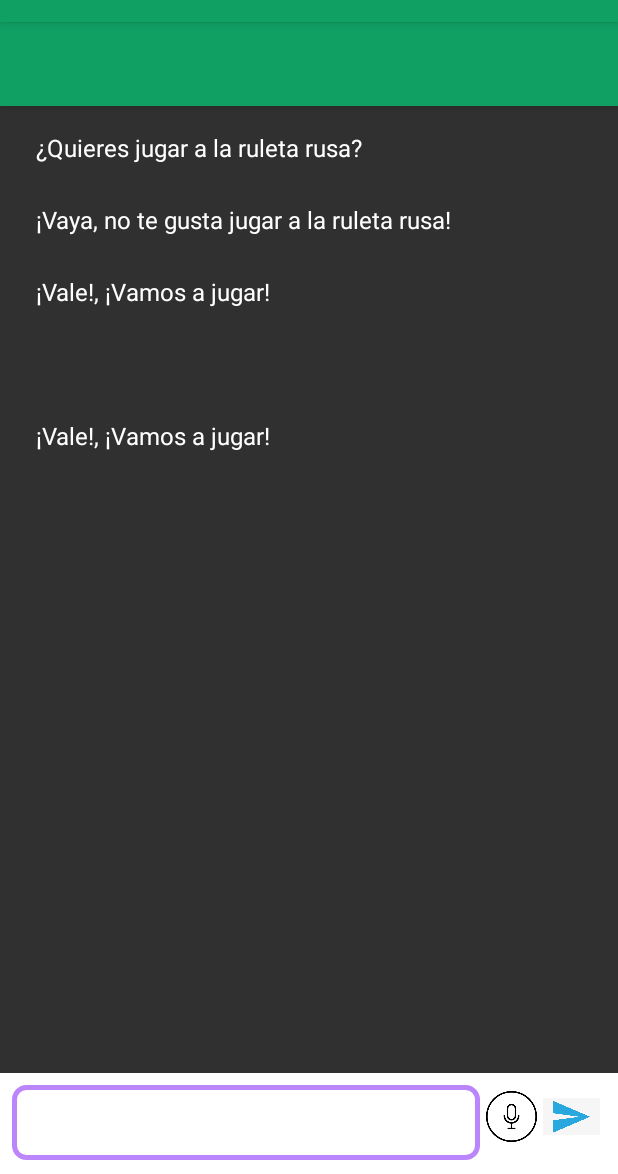
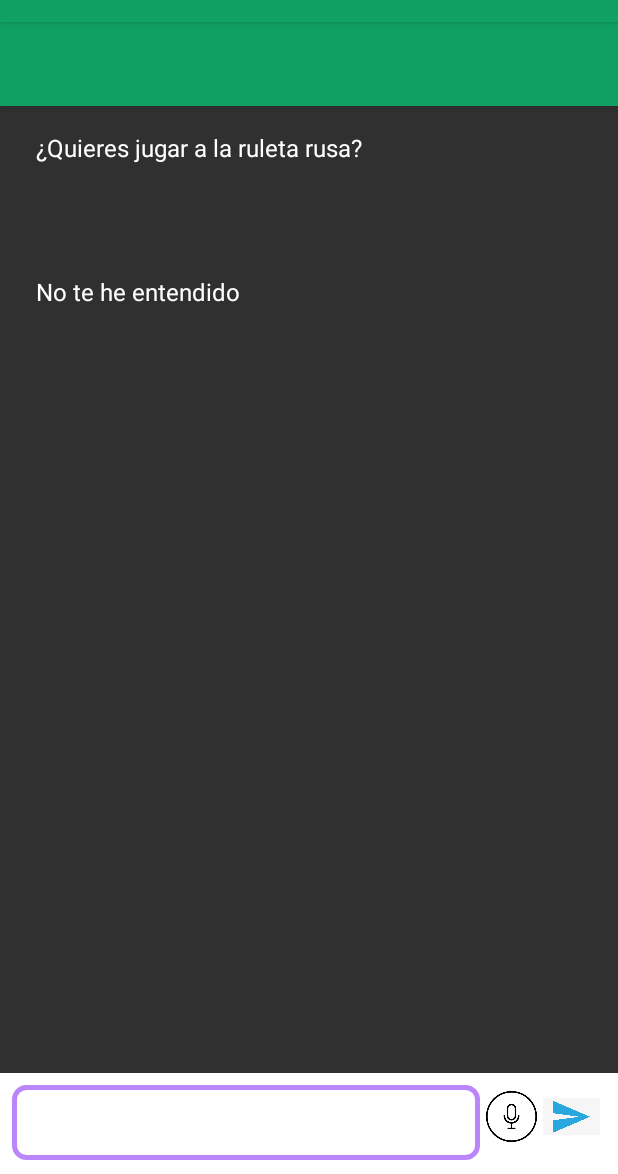
Before and after one commit to RaresCiuchina2DAM/Ejercicio11_1, an Android app: the DialogFlowActivity screen opened directly, with no data from a screen before it, after a tap on "TODO", on a phone screen of 412 x 824 dp, the part 62-1236 px from its top. Run offline under Robolectric (Android 15) with nearby library versions, the phone set to English and light mode, and no system bars; 2 statements that could not run were skipped.

Commit message:
dialogo individual funciona una vez, sin traduccion

```diff
--- a/app/src/main/java/com/example/ejercicio11/DialogFlowActivity.kt
+++ b/app/src/main/java/com/example/ejercicio11/DialogFlowActivity.kt
@@ -16,8 +16,6 @@ class DialogFlowActivity : AppCompatActivity() {
         val listaMensajes = ArrayList<String>()
         listaMensajes.add("Hola, soy ${jugador.nombre} y quiero jugar a la ruleta rusa")
         listaMensajes.add("¿Quieres jugar a la ruleta rusa?")
-        listaMensajes.add("¡Vaya, no te gusta jugar a la ruleta rusa!")
-        listaMensajes.add("¡Vale!, ¡Vamos a jugar!")
 
         val adaptador = Adaptador(listaMensajes, jugador)
         binding.recyclerChat.adapter = adaptador
@@ -30,17 +28,31 @@ class DialogFlowActivity : AppCompatActivity() {
         binding.enviar.setOnClickListener {
             listaMensajes.add(binding.cajadetexto.text.toString())
             adaptador.notifyDataSetChanged()
-            binding.cajadetexto.setText("")
-            binding.recyclerChat.scrollToPosition(listaMensajes.size - 1)
-            val respuesta = when ((0..3).random()) {
-                0 -> "Hola, soy ${jugador.nombre} y quiero jugar a la ruleta rusa"
-                1 -> "¿Quieres jugar a la ruleta rusa?"
-                2 -> "¡Vaya, no te gusta jugar a la ruleta rusa!"
-                else -> "¡Vale!, ¡Vamos a jugar!"
+
+            when (binding.cajadetexto.text.toString()) {
+                "si" -> {
+                    val respuesta = "¡Vale!, ¡Vamos a jugar!"
+                    listaMensajes.add(respuesta)
+                    adaptador.notifyDataSetChanged()
+                    binding.cajadetexto.setText("")
+                    binding.recyclerChat.scrollToPosition(listaMensajes.size - 1)
+                }
+                "no" -> {
+                    val respuesta = "¡Vaya, no te gusta jugar a la ruleta rusa!"
+                    listaMensajes.add(respuesta)
+                    adaptador.notifyDataSetChanged()
+                    binding.cajadetexto.setText("")
+                    binding.recyclerChat.scrollToPosition(listaMensajes.size - 1)
+                }
+                else -> {
+                    val respuesta = "No te he entendido"
+                    listaMensajes.add(respuesta)
+                    adaptador.notifyDataSetChanged()
+                    binding.cajadetexto.setText("")
+                    binding.recyclerChat.scrollToPosition(listaMensajes.size - 1)
+                }
             }
-            listaMensajes.add(respuesta)
-            adaptador.notifyDataSetChanged()
-            binding.recyclerChat.scrollToPosition(listaMensajes.size - 1)
+
         }
 
 
```
